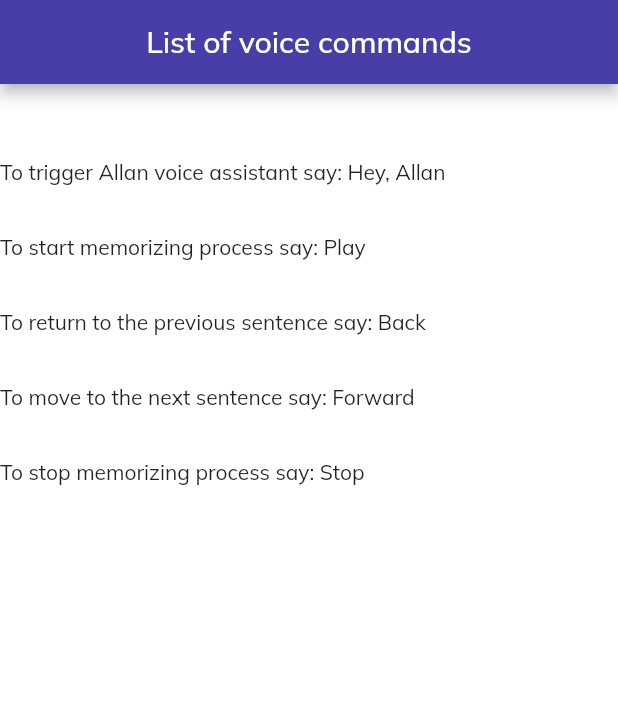
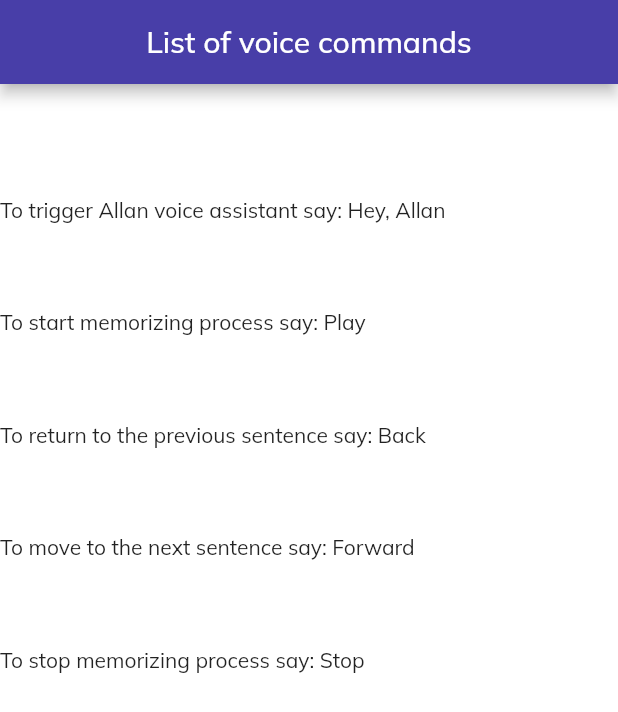
Before and after one commit to InnoSWP/InnoMemorizerApp, a Flutter app: the InfoPage screen opened directly, on a phone screen of 412 x 824 dp. Shown: the top 712 px of the screen. Run offline on Flutter 3.47's test engine with Material 2 defaults, Android fonts, the phone set to English and light mode, and no system bars; our stand-ins replace dio, dotted_border, file_picker, flutter_tts, google_fonts, internet_connection_checker and 3 more; missing offline and left inert: alan_voice, pdf_text; accounts and stored records are empty.

Commit message:
creation of info page

```diff
--- a/lib/widgets/info_page.dart
+++ b/lib/widgets/info_page.dart
@@ -13,32 +13,32 @@ class InfoPage extends StatelessWidget{
         body: Column(
           children: [
             SizedBox(
-              height: 50,
+              height: 75,
               width: double.infinity,
             ),
             Container(
               width: double.infinity,
-              height: 50,
+              height: 75,
               child: Text('To trigger Allan voice assistant say: Hey, Allan'),
             ),
             Container(
               width: double.infinity,
-              height: 50,
+              height: 75,
               child: Text('To start memorizing process say: Play'),
             ),
             Container(
               width: double.infinity,
-              height: 50,
+              height: 75,
               child: Text('To return to the previous sentence say: Back'),
             ),
             Container(
               width: double.infinity,
-              height: 50,
+              height: 75,
               child: Text('To move to the next sentence say: Forward'),
             ),
             Container(
               width: double.infinity,
-              height: 50,
+              height: 75,
               child: Text('To stop memorizing process say: Stop'),
             )
           ],
```
